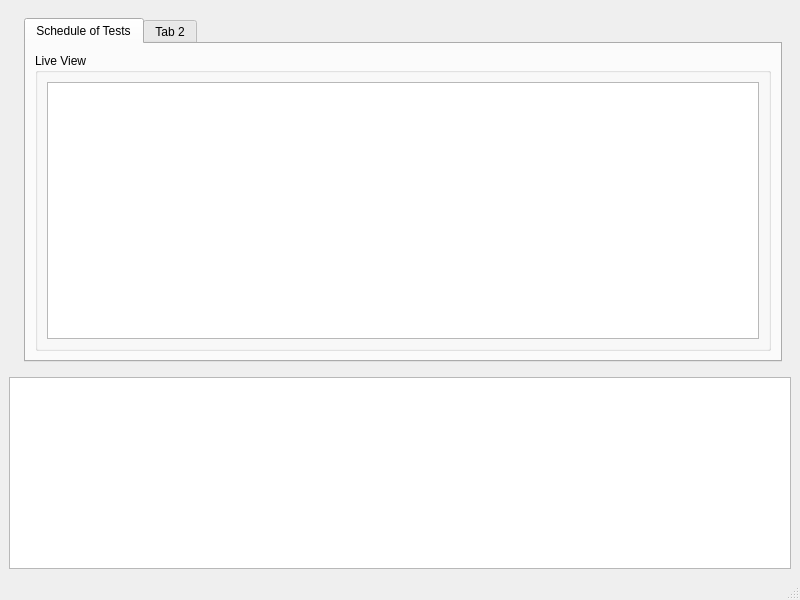
Above: batlab.ui from Lexcelon/batlab-toolkit-gui before the change. Below: the same form after it.
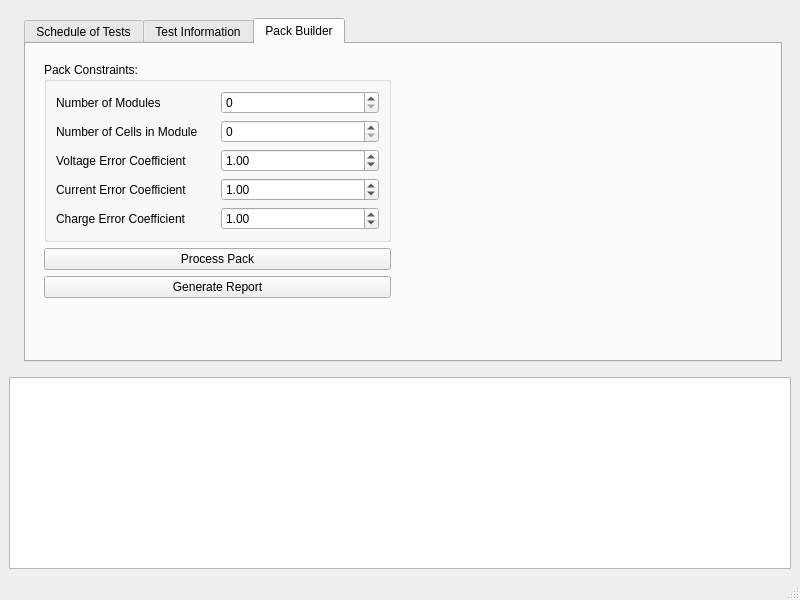
That is the form after the change. Custom widgets are drawn as their Qt base class.

Diff of the .ui file:
```diff
--- a/batlab.ui
+++ b/batlab.ui
@@ -34,7 +34,7 @@
       </property>
      </widget>
     </item>
-    <item row="1" column="0">
+    <item row="0" column="0">
      <widget class="QFrame" name="frame">
       <property name="sizePolicy">
        <sizepolicy hsizetype="Expanding" vsizetype="Expanding">
@@ -59,7 +59,7 @@
        <item row="0" column="1">
         <widget class="QTabWidget" name="tabWidget">
          <property name="currentIndex">
-          <number>0</number>
+          <number>2</number>
          </property>
          <widget class="QWidget" name="testScheduleTab">
           <attribute name="title">
@@ -86,8 +86,176 @@
          </widget>
          <widget class="QWidget" name="tab_2">
           <attribute name="title">
-           <string>Tab 2</string>
+           <string>Test Information</string>
           </attribute>
+          <layout class="QHBoxLayout" name="horizontalLayout">
+           <item>
+            <layout class="QVBoxLayout" name="verticalLayout">
+             <item>
+              <widget class="QLabel" name="label">
+               <property name="text">
+                <string>Tests:</string>
+               </property>
+              </widget>
+             </item>
+             <item>
+              <widget class="QPushButton" name="testDataButton">
+               <property name="text">
+                <string>Open Test</string>
+               </property>
+              </widget>
+             </item>
+             <item>
+              <spacer name="verticalSpacer">
+               <property name="orientation">
+                <enum>Qt::Vertical</enum>
+               </property>
+               <property name="sizeHint" stdset="0">
+                <size>
+                 <width>20</width>
+                 <height>40</height>
+                </size>
+               </property>
+              </spacer>
+             </item>
+            </layout>
+           </item>
+           <item>
+            <layout class="QVBoxLayout" name="verticalLayout_2">
+             <item>
+              <widget class="HistogramWidget" name="voltageGraph" native="true"/>
+             </item>
+             <item>
+              <widget class="HistogramWidget" name="currentGraph" native="true"/>
+             </item>
+             <item>
+              <widget class="HistogramWidget" name="temperatureGraph" native="true"/>
+             </item>
+            </layout>
+           </item>
+          </layout>
+         </widget>
+         <widget class="QWidget" name="packTab">
+          <attribute name="title">
+           <string>Pack Builder</string>
+          </attribute>
+          <layout class="QHBoxLayout" name="horizontalLayout_2">
+           <item>
+            <layout class="QHBoxLayout" name="horizontalLayout_3">
+             <item>
+              <widget class="QWidget" name="widget" native="true">
+               <layout class="QGridLayout" name="gridLayout_5">
+                <item row="4" column="0">
+                 <widget class="QPushButton" name="generateReportButton">
+                  <property name="text">
+                   <string>Generate Report</string>
+                  </property>
+                 </widget>
+                </item>
+                <item row="3" column="0">
+                 <widget class="QPushButton" name="processPackButton">
+                  <property name="text">
+                   <string>Process Pack</string>
+                  </property>
+                 </widget>
+                </item>
+                <item row="2" column="0">
+                 <widget class="QGroupBox" name="packConstraintsBox">
+                  <property name="title">
+                   <string>Pack Constraints:</string>
+                  </property>
+                  <layout class="QGridLayout" name="gridLayout_6">
+                   <item row="4" column="0">
+                    <widget class="QLabel" name="label_3">
+                     <property name="text">
+                      <string>Number of Cells in Module</string>
+                     </property>
+                    </widget>
+                   </item>
+                   <item row="8" column="1">
+                    <widget class="QDoubleSpinBox" name="chargeCoefficientSpinbox">
+                     <property name="value">
+                      <double>1.000000000000000</double>
+                     </property>
+                    </widget>
+                   </item>
+                   <item row="4" column="1">
+                    <widget class="QSpinBox" name="cellsPerModuleSpinbox"/>
+                   </item>
+                   <item row="3" column="0">
+                    <widget class="QLabel" name="label_2">
+                     <property name="text">
+                      <string>Number of Modules</string>
+                     </property>
+                    </widget>
+                   </item>
+                   <item row="5" column="0">
+                    <widget class="QLabel" name="label_4">
+                     <property name="text">
+                      <string>Voltage Error Coefficient</string>
+                     </property>
+                    </widget>
+                   </item>
+                   <item row="5" column="1">
+                    <widget class="QDoubleSpinBox" name="voltageCoefficientSpinbox">
+                     <property name="value">
+                      <double>1.000000000000000</double>
+                     </property>
+                    </widget>
+                   </item>
+                   <item row="7" column="1">
+                    <widget class="QDoubleSpinBox" name="currentCoefficientSpinbox">
+                     <property name="value">
+                      <double>1.000000000000000</double>
+                     </property>
+                    </widget>
+                   </item>
+                   <item row="7" column="0">
+                    <widget class="QLabel" name="label_5">
+                     <property name="text">
+                      <string>Current Error Coefficient</string>
+                     </property>
+                    </widget>
+                   </item>
+                   <item row="8" column="0">
+                    <widget class="QLabel" name="label_6">
+                     <property name="text">
+                      <string>Charge Error Coefficient</string>
+                     </property>
+                    </widget>
+                   </item>
+                   <item row="3" column="1">
+                    <widget class="QSpinBox" name="numberOfModulesSpinbox"/>
+                   </item>
+                  </layout>
+                 </widget>
+                </item>
+                <item row="5" column="0">
+                 <spacer name="verticalSpacer_2">
+                  <property name="orientation">
+                   <enum>Qt::Vertical</enum>
+                  </property>
+                  <property name="sizeHint" stdset="0">
+                   <size>
+                    <width>20</width>
+                    <height>40</height>
+                   </size>
+                  </property>
+                 </spacer>
+                </item>
+               </layout>
+              </widget>
+             </item>
+            </layout>
+           </item>
+           <item>
+            <layout class="QVBoxLayout" name="verticalLayout_3">
+             <item>
+              <widget class="QWidget" name="widget_2" native="true"/>
+             </item>
+            </layout>
+           </item>
+          </layout>
          </widget>
         </widget>
        </item>
@@ -110,6 +278,14 @@
   </widget>
   <widget class="QStatusBar" name="statusbar"/>
  </widget>
+ <customwidgets>
+  <customwidget>
+   <class>HistogramWidget</class>
+   <extends>QWidget</extends>
+   <header>HistogramWidget.h</header>
+   <container>1</container>
+  </customwidget>
+ </customwidgets>
  <resources/>
  <connections/>
 </ui>
```
Left out of the diff: 4 changed lines with no effect on the pictures.
